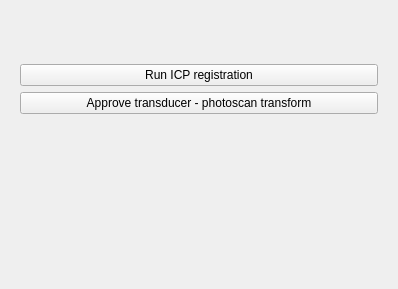
The window that OpenLIFUTransducerTracker/Resources/UI/TransducerTrackingWizard.ui (OpenwaterHealth/SlicerOpenLIFU) describes before a commit, drawn with Qt 5.
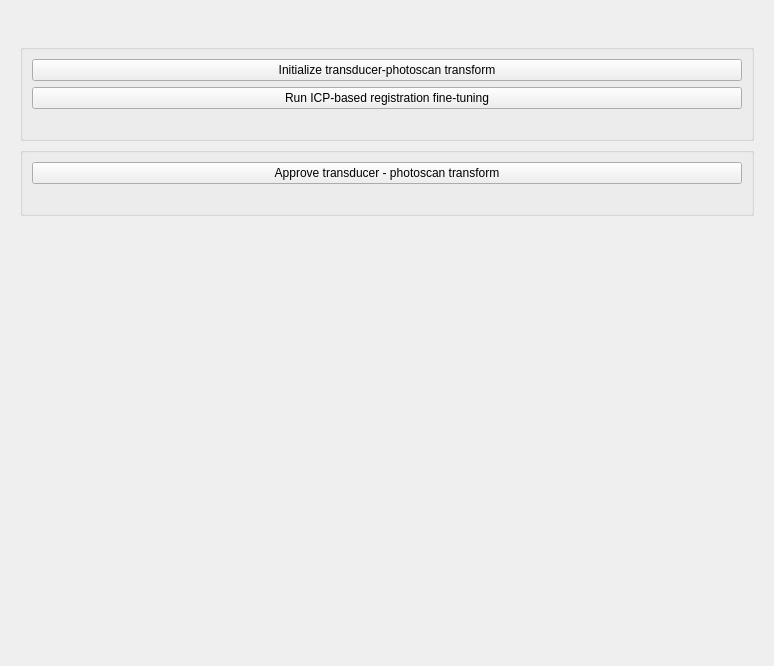
The same window after the commit. The open tabs and pages were chosen to show the change. Custom widgets are drawn as their Qt base class.

Commit message: Add ability to reinitialize transforms (#201/#202)

What changed in the file:
```diff
--- a/OpenLIFUTransducerTracker/Resources/UI/TransducerTrackingWizard.ui
+++ b/OpenLIFUTransducerTracker/Resources/UI/TransducerTrackingWizard.ui
@@ -6,8 +6,8 @@
    <rect>
     <x>0</x>
     <y>0</y>
-    <width>398</width>
-    <height>289</height>
+    <width>774</width>
+    <height>666</height>
    </rect>
   </property>
   <property name="windowTitle">
@@ -190,19 +190,50 @@
      <widget class="QWidget" name="TransducerPhotoscanTracking">
       <layout class="QVBoxLayout" name="verticalLayout_7">
        <item>
-        <widget class="QLabel" name="transducerPhotoscanTransformApprovalStatusLabel">
-         <property name="text">
+        <widget class="QGroupBox" name="groupBox">
+         <property name="sizePolicy">
+          <sizepolicy hsizetype="Preferred" vsizetype="Maximum">
+           <horstretch>0</horstretch>
+           <verstretch>0</verstretch>
+          </sizepolicy>
+         </property>
+         <property name="title">
           <string/>
+         </property>
+         <layout class="QVBoxLayout" name="verticalLayout_8">
+          <item>
+           <widget class="QPushButton" name="initializeTPRegistration">
+            <property name="text">
+             <string>Initialize transducer-photoscan transform</string>
          </property>
         </widget>
        </item>
        <item>
         <widget class="QPushButton" name="runTransducerPhotoscanRegistration">
          <property name="text">
-          <string>Run ICP registration</string>
+             <string>Run ICP-based registration fine-tuning</string>
          </property>
         </widget>
        </item>
+          <item>
+           <widget class="QLabel" name="ICPPlaceholderLabel_2">
+            <property name="text">
+             <string/>
+            </property>
+            <property name="wordWrap">
+             <bool>true</bool>
+            </property>
+           </widget>
+          </item>
+         </layout>
+        </widget>
+       </item>
+       <item>
+        <widget class="QGroupBox" name="groupBox_2">
+         <property name="title">
+          <string/>
+         </property>
+         <layout class="QVBoxLayout" name="verticalLayout_9">
        <item>
         <widget class="QPushButton" name="approveTransducerPhotoscanTransform">
          <property name="text">
@@ -211,13 +242,13 @@
         </widget>
        </item>
        <item>
-        <widget class="QLabel" name="ICPPlaceholderLabel_2">
+           <widget class="QLabel" name="transducerPhotoscanTransformApprovalStatusLabel">
          <property name="text">
           <string/>
          </property>
-         <property name="wordWrap">
-          <bool>true</bool>
-         </property>
+           </widget>
+          </item>
+         </layout>
         </widget>
        </item>
        <item>
```
Left out of the diff: 49 changed lines with no effect on the pictures. Lines whose indentation alone changed are shown as unchanged. The commit also changes 1 other file.
